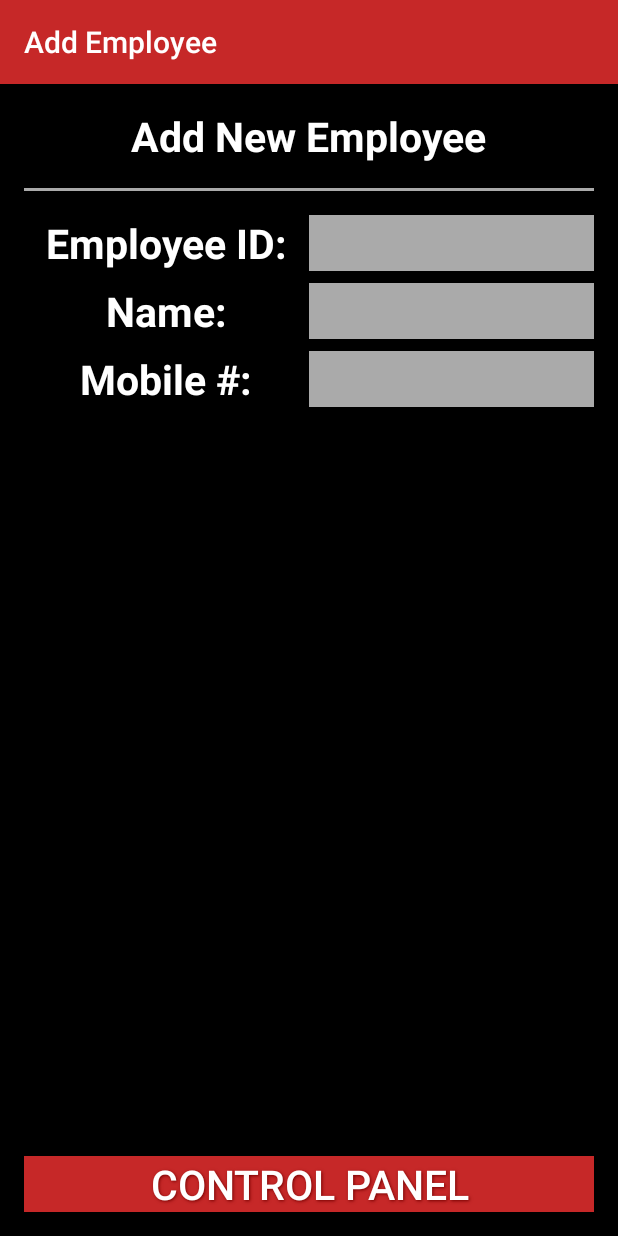
After one commit to DylanPetrae/EmployeeTracker, an Android app: the AddEmployeeActivity screen opened directly, with no data from a screen before it, on a phone screen of 412 x 824 dp. The commit adds this screen. Run offline under Robolectric (Android 15) with nearby library versions, the phone set to English and light mode, and no system bars.

Commit message:
Added "Add New Employee" Page with onClick functionality from Admin Control Panel

```diff
--- /dev/null
+++ b/app/src/main/java/com/example/android/employeetracker/AddEmployeeActivity.java
@@ -0,0 +1,22 @@
+package com.example.android.employeetracker;
+
+import android.content.Intent;
+import android.support.v7.app.AppCompatActivity;
+import android.os.Bundle;
+import android.view.View;
+
+
+public class AddEmployeeActivity extends AppCompatActivity {
+
+    @Override
+    protected void onCreate(Bundle savedInstanceState) {
+        super.onCreate(savedInstanceState);
+        setContentView(R.layout.activity_employee_add);
+    }
+
+    public void gotoControlPanel ( View view ){
+
+        Intent i = new Intent(this, AdminMainActivity.class);
+        startActivity(i);
+    }
+}
--- a/app/src/main/java/com/example/android/employeetracker/AdminMainActivity.java
+++ b/app/src/main/java/com/example/android/employeetracker/AdminMainActivity.java
@@ -17,4 +17,9 @@ public class AdminMainActivity extends AppCompatActivity {
         Intent i = new Intent(this, MainActivity.class);
         startActivity(i);
     }
+
+    public void addEmployee( View view ){
+        Intent i = new Intent( this, AddEmployeeActivity.class);
+        startActivity(i);
+    }
 }
--- /dev/null
+++ b/app/src/main/res/layout/activity_employee_add.xml
@@ -0,0 +1,123 @@
+<?xml version="1.0" encoding="utf-8"?>
+<RelativeLayout
+    xmlns:android="http://schemas.android.com/apk/res/android"
+    android:layout_width="match_parent"
+    android:layout_height="match_parent"
+    android:background="#000000">
+
+    <LinearLayout
+        android:layout_width="match_parent"
+        android:layout_height="wrap_content"
+        android:orientation="vertical">
+
+        <TextView
+            android:id="@+id/addNewEmployeeText"
+            android:layout_width="wrap_content"
+            android:layout_height="wrap_content"
+            android:layout_gravity="center_horizontal"
+            android:text="Add New Employee"
+            android:textSize="27sp"
+            android:textStyle="bold"
+            android:layout_margin="16dp"
+            android:textColor="#ffff"
+            />
+
+        <View
+            android:layout_width="match_parent"
+            android:layout_height="2dp"
+            android:layout_marginHorizontal="16dp"
+            android:layout_marginBottom="16dp"
+            android:background="@android:color/darker_gray" />
+
+        <!-- Employee ID -->
+        <LinearLayout
+            android:layout_width="match_parent"
+            android:layout_height="wrap_content"
+            android:orientation="horizontal"
+            android:layout_marginHorizontal="16dp">
+
+            <TextView
+                style="@style/EmployeePageHeaderText"
+                android:text="Employee ID:"
+                android:layout_width="0dp"
+                android:layout_weight="1"/>
+
+            <EditText
+                android:id="@+id/newEmployeeID"
+                style="@style/EmployeePageHeaderText"
+                android:background="@android:color/darker_gray"
+                android:textColor="#000000"
+                android:textAlignment="viewStart"
+                android:inputType="phone"
+                android:singleLine="true"
+                android:digits="0123456789"
+                android:layout_width="0dp"
+                android:layout_weight="1"/>
+
+        </LinearLayout>
+
+        <!-- Employee Name -->
+        <LinearLayout
+            android:layout_width="match_parent"
+            android:layout_height="wrap_content"
+            android:orientation="horizontal"
+            android:layout_marginVertical="8dp"
+            android:layout_marginHorizontal="16dp">
+
+            <TextView
+                style="@style/EmployeePageHeaderText"
+                android:text="Name:"
+                android:layout_width="0dp"
+                android:layout_weight="1"/>
+
+            <EditText
+                android:id="@+id/newEmployeeName"
+                style="@style/EmployeePageHeaderText"
+                android:background="@android:color/darker_gray"
+                android:textColor="#000000"
+                android:textAlignment="viewStart"
+                android:inputType="textVisiblePassword|textNoSuggestions"
+                android:singleLine="true"
+                android:layout_width="0dp"
+                android:layout_weight="1"/>
+        </LinearLayout>
+
+        <!-- Employee Mobile Number -->
+        <LinearLayout
+            android:layout_width="match_parent"
+            android:layout_height="wrap_content"
+            android:orientation="horizontal"
+            android:layout_marginHorizontal="16dp">
+
+            <TextView
+                style="@style/EmployeePageHeaderText"
+                android:text="Mobile #:"
+                android:layout_width="0dp"
+                android:layout_weight="1"/>
+
+            <EditText
+                android:id="@+id/newEmployeeMobileNumber"
+                style="@style/EmployeePageHeaderText"
+                android:background="@android:color/darker_gray"
+                android:textColor="#000000"
+                android:textAlignment="viewStart"
+                android:inputType="phone"
+                android:singleLine="true"
+                android:digits="0123456789+"
+                android:layout_width="0dp"
+                android:layout_weight="1"/>
+        </LinearLayout>
+
+    </LinearLayout>
+
+    <Button
+        android:layout_height="wrap_content"
+        android:layout_width="match_parent"
+        android:layout_marginHorizontal="16dp"
+        android:layout_marginBottom="16dp"
+        android:id="@+id/adminLogoutButton"
+        android:layout_alignParentBottom="true"
+        android:text="Control Panel"
+        android:onClick="gotoControlPanel" />
+
+</RelativeLayout>
--- a/app/src/main/res/layout/activity_main.xml
+++ b/app/src/main/res/layout/activity_main.xml
@@ -36,7 +36,8 @@
             android:hint="Username"
             android:textColorHint="#ffff"
             android:theme="@style/Theme.AppCompat"
-            android:inputType="textVisiblePassword|textNoSuggestions"/>
+            android:inputType="textVisiblePassword|textNoSuggestions"
+            />
 
         <EditText
             android:id="@+id/TFpassword"
```
Also changed, not shown: app/src/main/AndroidManifest.xml (+6 -1 lines), app/src/main/res/layout/activity_admin_main.xml (+19 -3 lines), app/src/main/res/layout/activity_employee_main.xml (added, +103 -0 lines).
